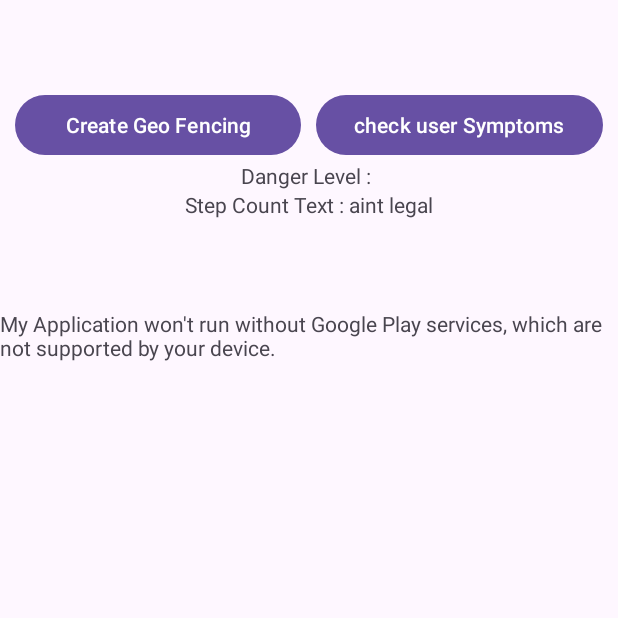
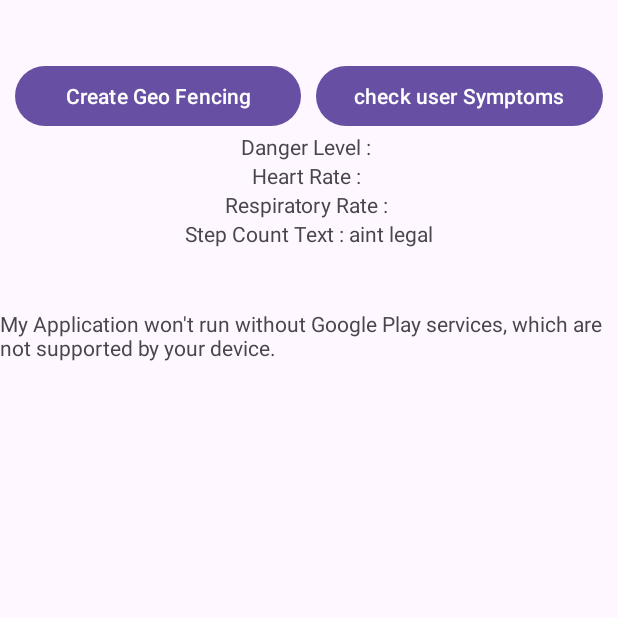
Before and after one commit to sreevatsava01/User_Safety_Monitor, an Android app built with Jetpack Compose: the GuardianScreen screen opened directly, with no data from a screen before it, on a phone screen of 412 x 824 dp, the top half of it. Run offline under Robolectric (Android 15) with nearby library versions, the phone set to English and light mode, and no system bars; our stand-ins replace navigation-ui; libraries missing offline, so code that uses them is left out: com.amazonaws.auth, com.amazonaws.mobile, com.amazonaws.mobileconnectors, com.amazonaws.regions, com.amazonaws.services; 7 statements that could not run were skipped.

```diff
--- a/app/src/main/java/com/example/myapplication/GuardianScreen.kt
+++ b/app/src/main/java/com/example/myapplication/GuardianScreen.kt
@@ -148,6 +148,10 @@ class GuardianScreen : AppCompatActivity(), OnMapReadyCallback, GoogleMap.OnPoly
         }
         val dangerLevelText = findViewById<TextView>(R.id.dangerLevelText)
         dangerLevelText.text = "Danger Level : ${dynamoDBItem.danger}"
+        val heartRateText = findViewById<TextView>(R.id.heartRateText)
+        heartRateText.text = "Heart Rate : ${dynamoDBItem.heartRate}"
+        val respiratoryRateText = findViewById<TextView>(R.id.respRateText)
+        respiratoryRateText.text = "Respiratory Rate : ${dynamoDBItem.respiratoryRate}"
         val stepCountText = findViewById<TextView>(R.id.stepCountText)
         stepCountText.text = "Step Count Text : ${dynamoDBItem.steps}"
     }
@@ -200,7 +204,7 @@ class GuardianScreen : AppCompatActivity(), OnMapReadyCallback, GoogleMap.OnPoly
 
         // Position the map's camera near Alice Springs in the center of Australia,
         // and set the zoom factor so most of Australia shows on the screen.
-        googleMap.moveCamera(CameraUpdateFactory.newLatLngZoom(LatLng(33.407134, -111.921223), 18f))
+        googleMap.moveCamera(CameraUpdateFactory.newLatLngZoom(LatLng(33.407134, -111.921223), 17f))
 
         // Set listeners for click events.
         googleMap.setOnMapClickListener(this)
--- a/app/src/main/java/com/example/myapplication/StepCounterListener.kt
+++ b/app/src/main/java/com/example/myapplication/StepCounterListener.kt
@@ -22,7 +22,7 @@ class StepCounterListener(private val stepCountListener: StepCountListener) : Se
             lastMinuteSteps.addLast(Pair(currentTime, currentStepCount))
 
             // Remove steps older than one minute
-            while (lastMinuteSteps.isNotEmpty() && currentTime - lastMinuteSteps.first.first > 60000) {
+            while (lastMinuteSteps.isNotEmpty() && currentTime - lastMinuteSteps.first.first > 120000) {
                 lastMinuteSteps.removeFirst()
             }
 
--- a/app/src/main/res/layout/activity_guardian_screen.xml
+++ b/app/src/main/res/layout/activity_guardian_screen.xml
@@ -48,6 +48,26 @@
             android:layout_width="wrap_content"
             android:layout_height="wrap_content">
             <TextView
+                android:id="@+id/heartRateText"
+                android:layout_width="wrap_content"
+                android:layout_height="wrap_content"
+                android:layout_weight="1"
+                android:text="Heart Rate : Not Assigned" />
+        </LinearLayout>
+        <LinearLayout
+            android:layout_width="wrap_content"
+            android:layout_height="wrap_content">
+            <TextView
+                android:id="@+id/respRateText"
+                android:layout_width="wrap_content"
+                android:layout_height="wrap_content"
+                android:layout_weight="1"
+                android:text="Respiratory Rate : Not Assigned" />
+        </LinearLayout>
+        <LinearLayout
+            android:layout_width="wrap_content"
+            android:layout_height="wrap_content">
+            <TextView
                 android:id="@+id/stepCountText"
                 android:layout_width="wrap_content"
                 android:layout_height="wrap_content"
```
Also changed, not shown: app/src/main/java/com/example/myapplication/FuzzyLogicController.java (+29 -11 lines), app/src/main/java/com/example/myapplication/MainActivity.kt (+7 -3 lines).
